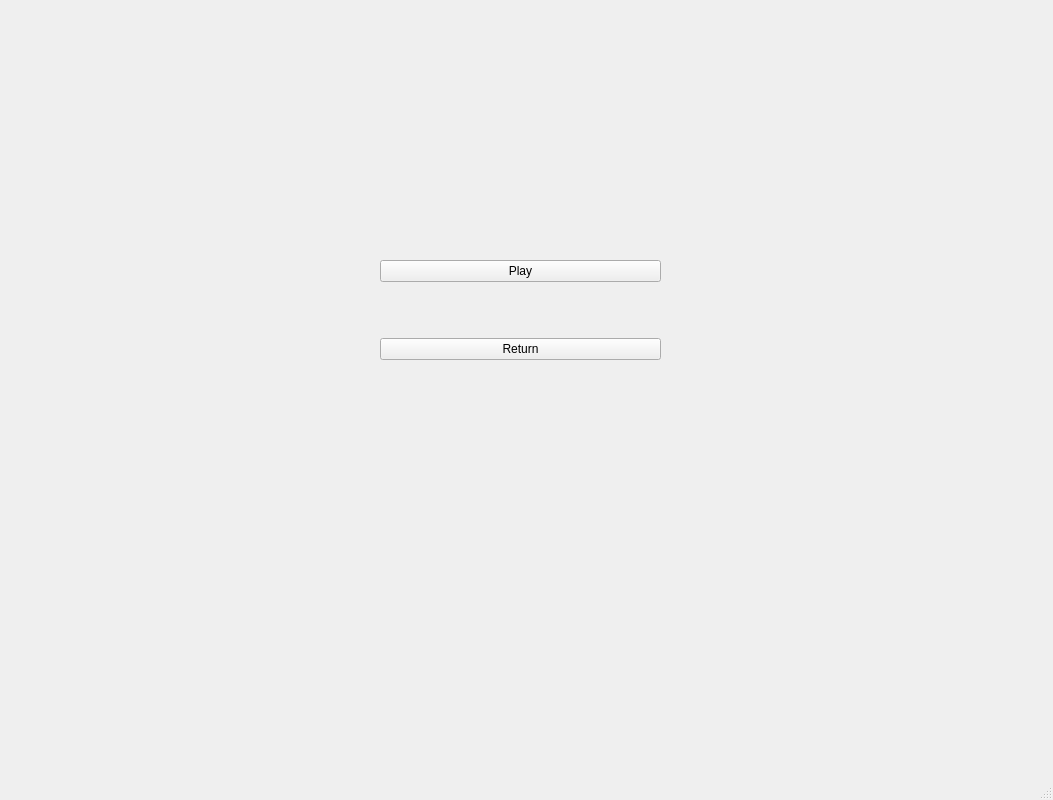
First picture: the form in mainwindow.ui, repository dpetrosy/Chess, before the edit.
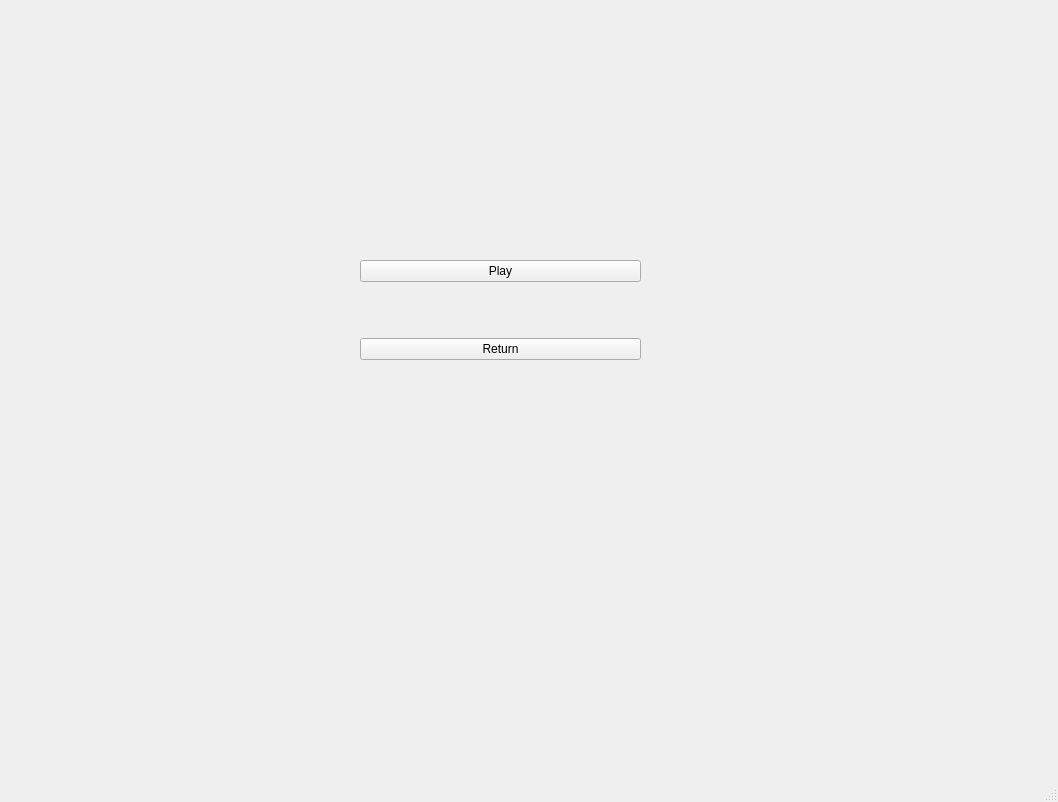
Second picture: the form after the edit. Icons and pictures are not drawn.

```diff
--- a/mainwindow.ui
+++ b/mainwindow.ui
@@ -6,8 +6,8 @@
    <rect>
     <x>0</x>
     <y>0</y>
-    <width>1053</width>
-    <height>800</height>
+    <width>1058</width>
+    <height>802</height>
    </rect>
   </property>
   <property name="windowTitle">
@@ -175,7 +175,7 @@
      <widget class="QWidget" name="verticalLayoutWidget">
       <property name="geometry">
        <rect>
-        <x>380</x>
+        <x>360</x>
         <y>210</y>
         <width>281</width>
         <height>201</height>
```
Left out of the diff: 4 changed lines with no effect on the pictures.
